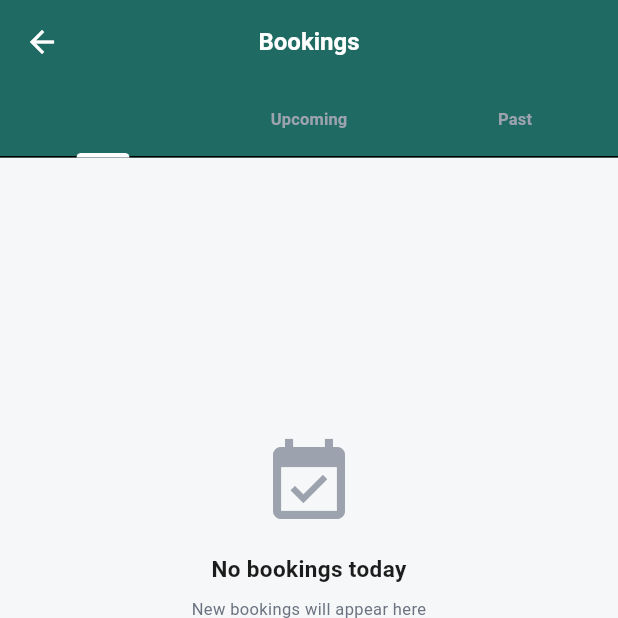
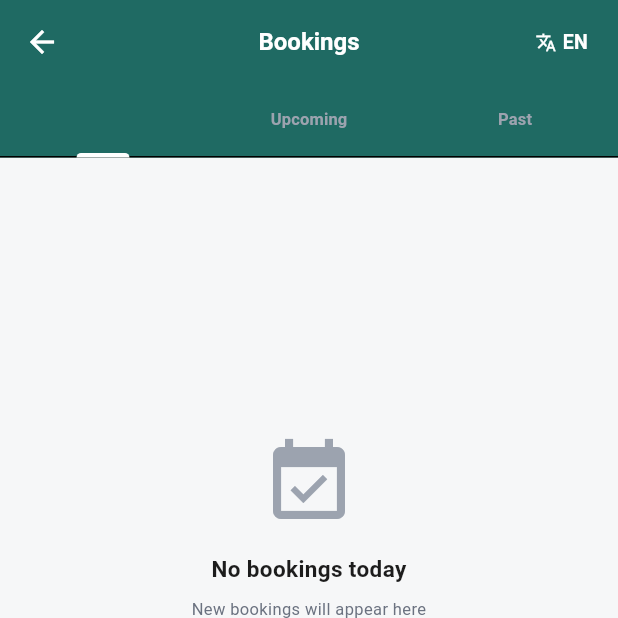
Before and after one commit to mihir-kanzariya/salon-owner, a Flutter app: the SalonBookingsScreen screen opened directly, after a tap on "ગુ", on a phone screen of 412 x 824 dp, the top half of it. Run offline on Flutter 3.47's test engine with Material 3 defaults, Android fonts, the light colour scheme and no system bars; our stand-ins replace cached_network_image, connectivity_plus, firebase_core, firebase_messaging, flutter_local_notifications, flutter_secure_storage and 6 more; accounts and stored records are empty; network calls fail; project files that could hold a hidden picture were left out.

Commit message:
Fix LanguageToggle: solid teal pill, visible in Dashboard/Bookings/Earnings

```diff
--- a/lib/core/widgets/language_toggle.dart
+++ b/lib/core/widgets/language_toggle.dart
@@ -3,7 +3,8 @@ import 'package:provider/provider.dart';
 import '../i18n/locale_provider.dart';
 import '../constants/app_colors.dart';
 
-/// Compact language toggle button — switches between English and Gujarati
+/// Language toggle button — switches between English and Gujarati.
+/// Shows as a solid teal pill with white text — highly visible in AppBar.
 class LanguageToggle extends StatelessWidget {
   const LanguageToggle({super.key});
 
@@ -14,23 +15,22 @@ class LanguageToggle extends StatelessWidget {
         return GestureDetector(
           onTap: () => locale.toggleLocale(),
           child: Container(
-            padding: const EdgeInsets.symmetric(horizontal: 10, vertical: 6),
+            padding: const EdgeInsets.symmetric(horizontal: 12, vertical: 6),
             decoration: BoxDecoration(
-              color: AppColors.primary.withValues(alpha: 0.1),
+              color: AppColors.primary,
               borderRadius: BorderRadius.circular(20),
-              border: Border.all(color: AppColors.primary.withValues(alpha: 0.3)),
             ),
             child: Row(
               mainAxisSize: MainAxisSize.min,
               children: [
-                const Icon(Icons.translate, size: 16, color: AppColors.primary),
+                const Icon(Icons.translate, size: 14, color: Colors.white),
                 const SizedBox(width: 4),
                 Text(
                   locale.isEnglish ? 'ગુ' : 'EN',
                   style: const TextStyle(
-                    fontSize: 12,
+                    fontSize: 13,
                     fontWeight: FontWeight.w700,
-                    color: AppColors.primary,
+                    color: Colors.white,
                   ),
                 ),
               ],
```
